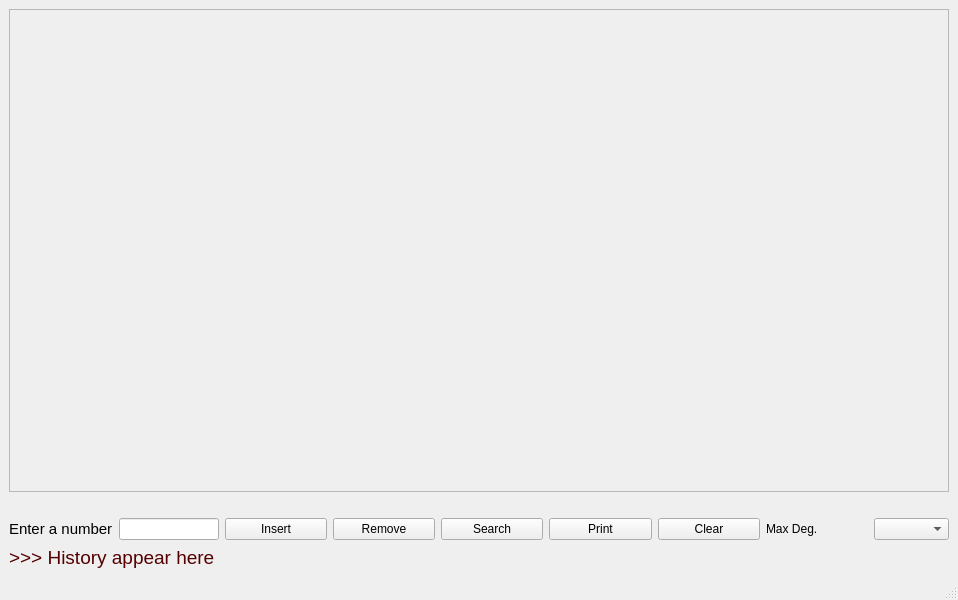
This is B-TreeVisualization/mainwindow.ui in nganngants/BTree-Visualization as Qt 5 draws it before an edit. The edited form follows.
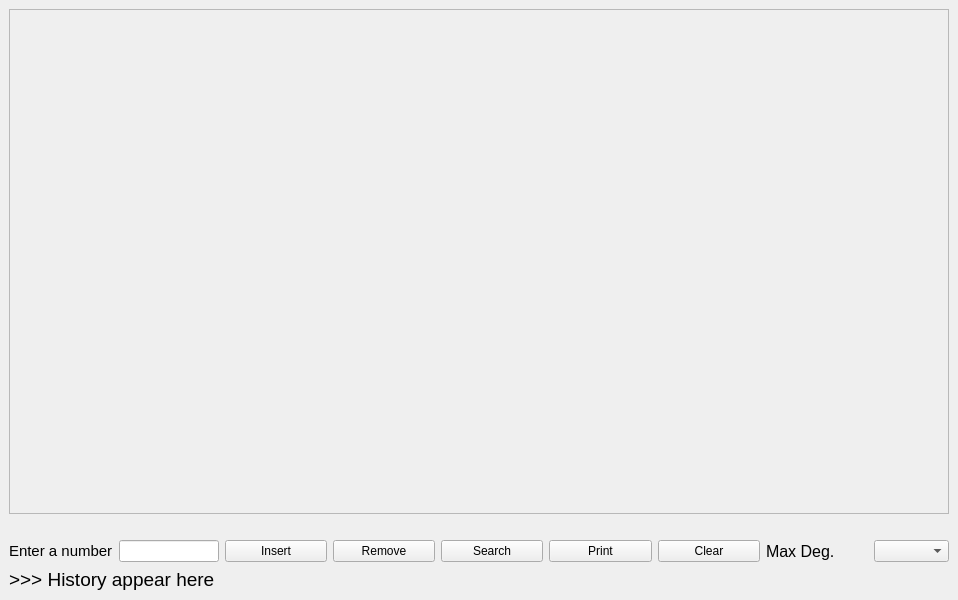
This is the edited form.

```diff
--- a/B-TreeVisualization/mainwindow.ui
+++ b/B-TreeVisualization/mainwindow.ui
@@ -26,7 +26,7 @@
          <x>0</x>
          <y>0</y>
          <width>934</width>
-         <height>421</height>
+         <height>446</height>
         </rect>
        </property>
       </widget>
@@ -99,7 +99,12 @@
        </widget>
       </item>
       <item>
-       <widget class="QLabel" name="label_3">
+       <widget class="QLabel" name="maxdeg">
+        <property name="font">
+         <font>
+          <pointsize>12</pointsize>
+         </font>
+        </property>
         <property name="text">
          <string>Max Deg.</string>
         </property>
@@ -127,7 +132,7 @@
          </font>
         </property>
         <property name="styleSheet">
-         <string notr="true">color: rgb(85, 0, 0);</string>
+         <string notr="true"/>
         </property>
         <property name="text">
          <string>&gt;&gt;&gt; History appear here</string>
@@ -148,7 +153,6 @@
     </rect>
    </property>
   </widget>
-  <widget class="QStatusBar" name="statusbar"/>
  </widget>
  <resources/>
  <connections/>
```
Left out of the diff: 4 changed lines with no effect on the pictures.
